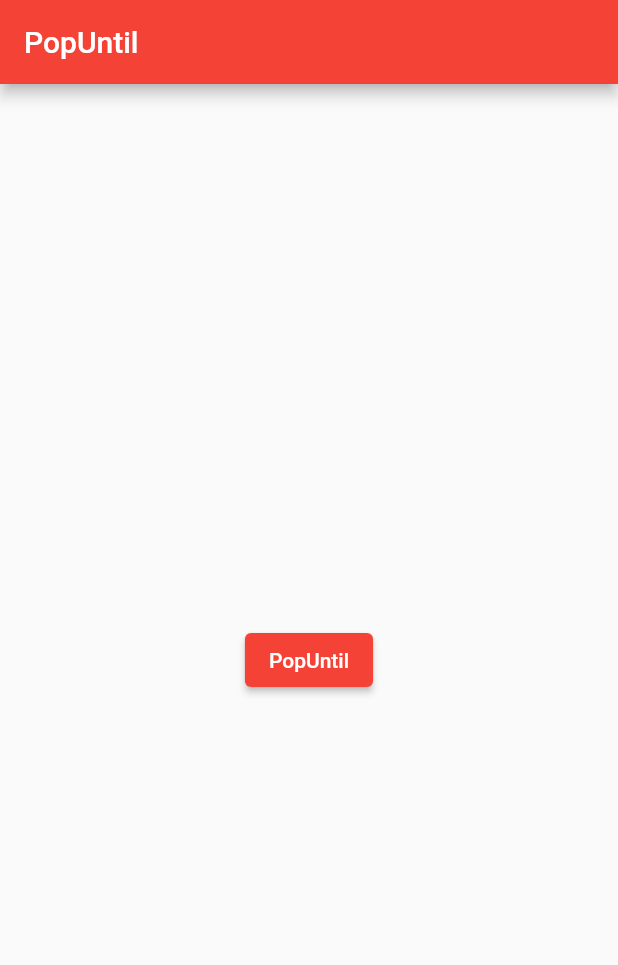
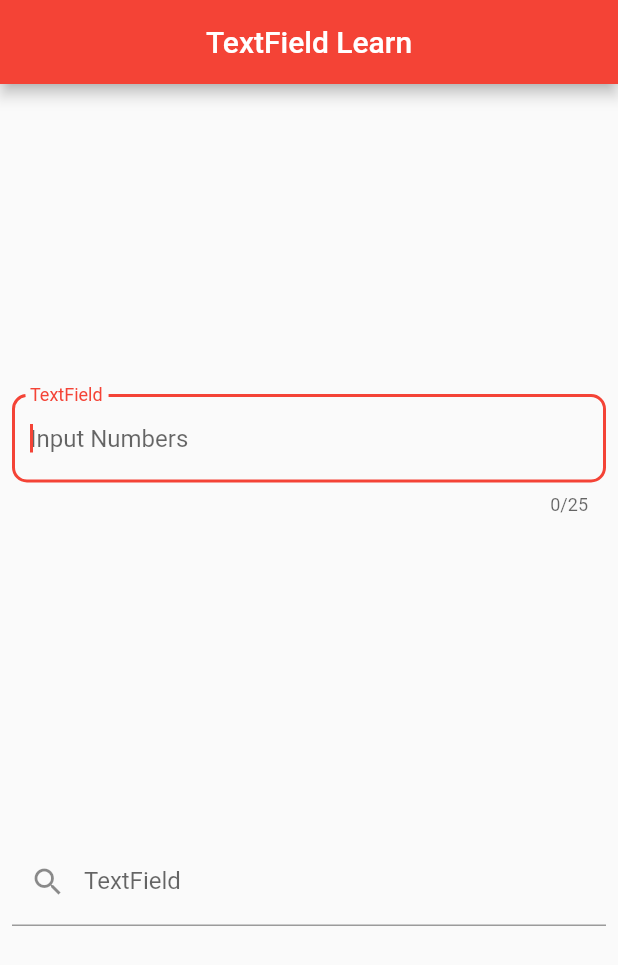
Before and after one commit to yamisagi/flutter_samples, a Flutter app: the screen it shows after launch, on a phone screen of 412 x 824 dp. Shown: the top 965 px of the screen. Run offline on Flutter 3.47's test engine with Material 2 defaults, Android fonts, the phone set to English and light mode, and no system bars.

Commit message:
add Input Widgets Lesson1

```diff
--- /dev/null
+++ b/lib/input_widgets/lesson1/textfield_learn.dart
@@ -0,0 +1,77 @@
+import 'package:flutter/material.dart';
+
+/// [TextField] widget'i kullanıcıdan bir input almak için kullanılır.
+/// Ve kendi içerisinde bir çok özelleştirme yapabiliriz.
+
+class TextFieldLearn extends StatelessWidget {
+  const TextFieldLearn({Key? key}) : super(key: key);
+
+  @override
+  Widget build(BuildContext context) {
+    return Scaffold(
+      appBar: AppBar(
+        title: const Text('TextField Learn'),
+      ),
+      body: Column(
+        mainAxisAlignment: MainAxisAlignment.spaceEvenly,
+        children: [
+          Padding(
+            padding: const EdgeInsets.all(8.0),
+            child: TextField(
+              /// [onChanged] parametresi, TextField'ın içeriği değiştiği zaman tetiklenen bir callback fonksiyonudur.
+              /// Ve bize son değerin değerini gönderir.
+              /// Örneğin, bir kullanıcı bir metin girdiğinde, onChanged parametresi tetiklenir. Ve buna göre işlemler yapılabilir.
+              /// Aşağıdaki gibi eğer dönen metnin uzunluğu 5'ten büyük ise value yazılır,
+              /// değilse value boş kalır gibi.
+              onChanged: (value) => value.length > 5 ? debugPrint(value) : null,
+
+              /// [onSubmitted] parametresi, kullanıcının inputu gönderdiğinde bize bir String dönderen bir yapıdır.
+              onSubmitted: (value) => debugPrint(value),
+
+              /// [keyboardType] parametresi, kullanıcının gireceği inputa göre keyboard tipini belirlememizi sağlar.
+              /// Örneğin kullanıcıdan sadece number istemişsek [TextInputType.number] şeklinde kullandığımızda
+              /// Açılan keyboard tipi numaraların olduğu bir keyboard tipidir.
+              keyboardType: TextInputType.number,
+
+              /// [autofocus] parametresi, Bu sayfaya ilk girildiğinde TextField'in direkt açılmasını belirler.
+              autofocus: true,
+
+              /// [maxLength] parametresi, kullanıcının girdiği inputun en fazla kaç karakter olacağını belirler.
+              maxLength: 25,
+
+              /// [decoration] parametresi, textfield'ın özelliklerini belirten bir yapıdır.
+              decoration: const InputDecoration(
+                /// [labelText] parametresi, textfield'ın üstündeki label'ını belirten bir yapıdır.
+                labelText: 'TextField',
+
+                /// [hintText] parametresi, textfield'ın altındaki hint'i yani ipucu metnini belirten yapıdır.
+                hintText: 'Input Numbers',
+                // Border ise textfield'ın çerçevesini belirten yapıdır.
+                /// Üç farklı çerçeve vardır.
+                /// [UnderlineInputBorder] --> [OutlineInputBorder] --> [InputBorder.none]
+                border: OutlineInputBorder(
+                  borderRadius: BorderRadius.all(
+                    Radius.circular(10),
+                  ),
+                ),
+              ),
+            ),
+          ),
+          const Padding(
+            padding: EdgeInsets.all(8.0),
+            child: TextField(
+              decoration: InputDecoration(
+                labelText: 'TextField',
+                // hintText: 'TextField',
+                border: UnderlineInputBorder(),
+
+                /// PrefixIcon ve SuffixIcon parametreleri, textfield'ın başındaki ve sonundaki iconlarını belirten yapıdır.
+                prefixIcon: Icon(Icons.search),
+              ),
+            ),
+          ),
+        ],
+      ),
+    );
+  }
+}
--- a/lib/main.dart
+++ b/lib/main.dart
@@ -1,6 +1,6 @@
 import 'package:flutter/material.dart';
-import 'package:flutter_samples/basic_widgets/lesson4/pop_until_push_named_remove_until_learn/pop_until_usage.dart';
 import 'package:flutter_samples/basic_widgets/lesson4/push_and_replacement/push_and_replacement_learn.dart';
+import 'package:flutter_samples/input_widgets/lesson1/textfield_learn.dart';
 
 import 'basic_widgets/lesson3/custom_scroll_view_learn/customscroll_view_learn.dart';
 
@@ -24,6 +24,7 @@ class CourseApp extends StatelessWidget {
         '/push_and_replacement': (context) => const PushAndReplacementLearn(),
         '/custom_scroll_view': (context) => const CustomScrollViewLearn(),
       },
+
       /// ? Burda [routes_learn] kısmında bahsettiğimiz onUnknownRoute ve onGenerateRoute parametrelerini kullanabileceğimiz,
       /// ? Bazı durumlardan bahsetmek gerekirse,
       /// ? Akıl karıştırmadan []
@@ -36,10 +37,11 @@ class CourseApp extends StatelessWidget {
       /// ? [onUnknownRoute] parametresi, sayfa bulunamadığında ne yapacağını belirten bir yapıdır.
       /// ? İşleyiş olarak şöyle düşünebiliriz. [routes] --> [onGenerateRoute] --> [onUnknownRoute]
       theme: ThemeData(
+        appBarTheme: const AppBarTheme(centerTitle: true),
         primarySwatch: Colors.red,
       ),
       title: title,
-      home: const PopUntilLearn(),
+      home: const TextFieldLearn(),
     );
   }
 }
```
Also changed, not shown: 1 other file.
